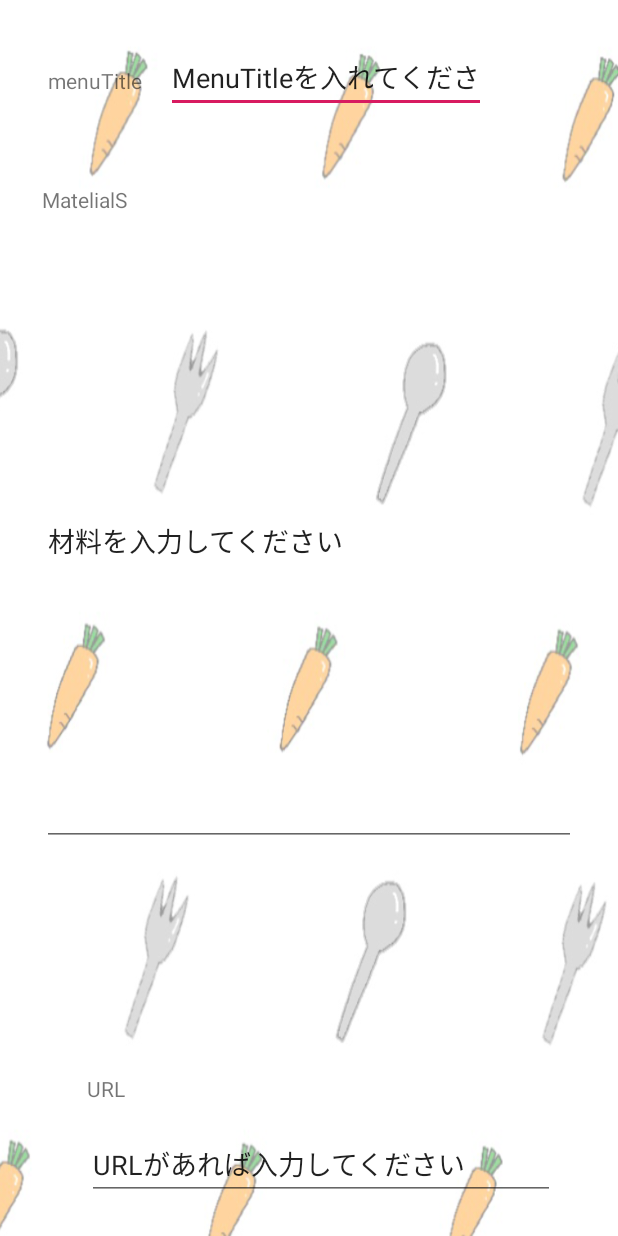
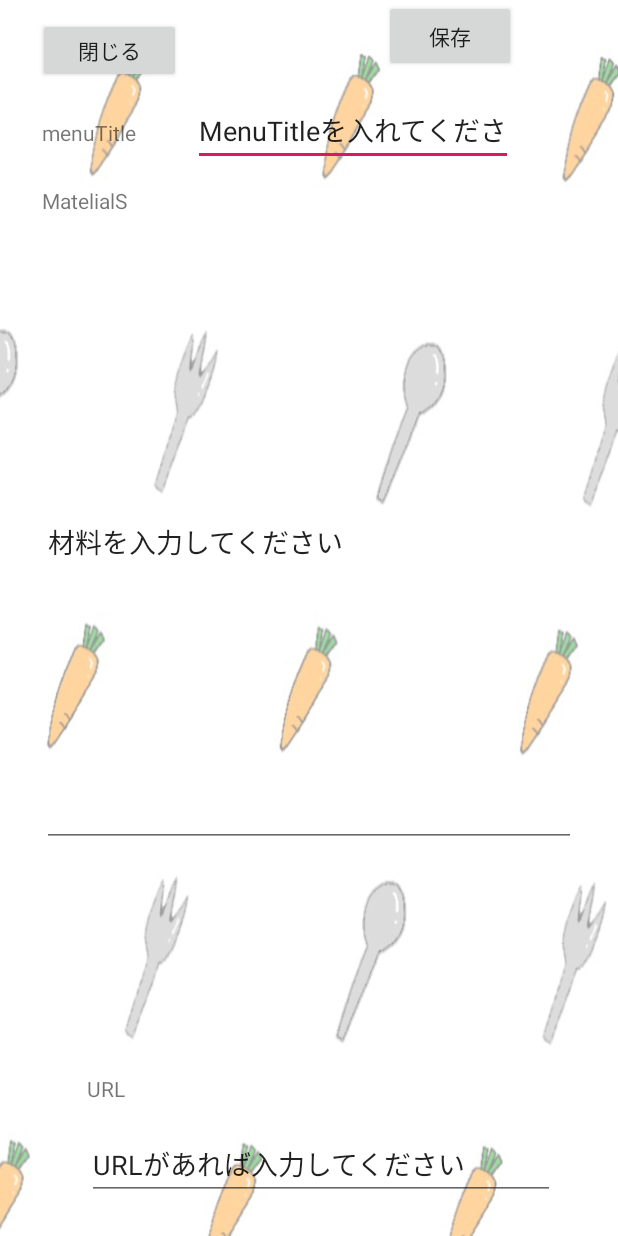
Before and after one commit to s18b713/UmaiRecipe, an Android app: the layout recipe_edit.xml on its own in the app's theme, with its tools: preview values and no code run, on a phone screen of 412 x 824 dp. Run offline under Robolectric (Android 15) with nearby library versions, the phone set to English and light mode, and no system bars.

Commit message:
遷移処理の追加

```diff
--- /dev/null
+++ b/app/src/main/java/jp/ac/shohoku/umairecipe/LikeView.java
@@ -0,0 +1,4 @@
+package jp.ac.shohoku.umairecipe;
+
+public class LikeView {
+}
--- /dev/null
+++ b/app/src/main/res/layout/like_view.xml
@@ -0,0 +1,6 @@
+<?xml version="1.0" encoding="utf-8"?>
+<LinearLayout xmlns:android="http://schemas.android.com/apk/res/android"
+    android:orientation="vertical" android:layout_width="match_parent"
+    android:layout_height="match_parent">
+
+</LinearLayout>
--- a/app/src/main/res/layout/recipe_edit.xml
+++ b/app/src/main/res/layout/recipe_edit.xml
@@ -2,6 +2,7 @@
 <androidx.constraintlayout.widget.ConstraintLayout
     xmlns:android="http://schemas.android.com/apk/res/android"
     xmlns:app="http://schemas.android.com/apk/res-auto"
+    xmlns:tools="http://schemas.android.com/tools"
     android:layout_width="match_parent"
     android:layout_height="match_parent"
     android:background="@drawable/mix">
@@ -10,20 +11,20 @@
         android:id="@+id/textView"
         android:layout_width="wrap_content"
         android:layout_height="wrap_content"
-        android:layout_marginStart="32dp"
-        android:layout_marginLeft="32dp"
-        android:layout_marginTop="44dp"
+        android:layout_marginStart="28dp"
+        android:layout_marginLeft="28dp"
+        android:layout_marginTop="23dp"
         android:text="menuTitle"
         app:layout_constraintStart_toStartOf="parent"
-        app:layout_constraintTop_toTopOf="parent" />
+        app:layout_constraintTop_toBottomOf="@+id/edicloseButton" />
 
     <EditText
         android:id="@+id/edimenu"
         android:layout_width="wrap_content"
         android:layout_height="wrap_content"
-        android:layout_marginStart="16dp"
-        android:layout_marginLeft="16dp"
-        android:layout_marginTop="28dp"
+        android:layout_marginStart="38dp"
+        android:layout_marginLeft="38dp"
+        android:layout_marginTop="63dp"
         android:ems="10"
         android:inputType="textPersonName"
         android:text="MenuTitleを入れてください"
@@ -34,7 +35,7 @@
         android:id="@+id/textView2"
         android:layout_width="wrap_content"
         android:layout_height="wrap_content"
-        android:layout_marginTop="60dp"
+        android:layout_marginTop="26dp"
         android:text="MatelialS"
         app:layout_constraintStart_toStartOf="@+id/edimat"
         app:layout_constraintTop_toBottomOf="@+id/textView" />
@@ -74,4 +75,25 @@
         app:layout_constraintEnd_toEndOf="parent"
         app:layout_constraintStart_toStartOf="parent" />
 
+    <Button
+        android:id="@+id/saveButton"
+        android:layout_width="wrap_content"
+        android:layout_height="wrap_content"
+        android:layout_marginEnd="68dp"
+        android:layout_marginRight="68dp"
+        app:layout_constraintEnd_toEndOf="parent"
+        tools:layout_editor_absoluteY="589dp"
+        android:text="保存"/>
+
+    <Button
+        android:id="@+id/edicloseButton"
+        android:layout_width="95dp"
+        android:layout_height="43dp"
+        android:layout_marginStart="25dp"
+        android:layout_marginLeft="25dp"
+        android:layout_marginTop="12dp"
+        android:text="閉じる"
+        app:layout_constraintStart_toStartOf="parent"
+        app:layout_constraintTop_toTopOf="parent" />
+
 </androidx.constraintlayout.widget.ConstraintLayout>
```
Also changed, not shown: app/src/main/java/jp/ac/shohoku/umairecipe/MenuView.java (+19 -0 lines), app/src/main/java/jp/ac/shohoku/umairecipe/RecipeEdit.java (+24 -0 lines), app/src/main/java/jp/ac/shohoku/umairecipe/RecipeView.java (+35 -0 lines).
